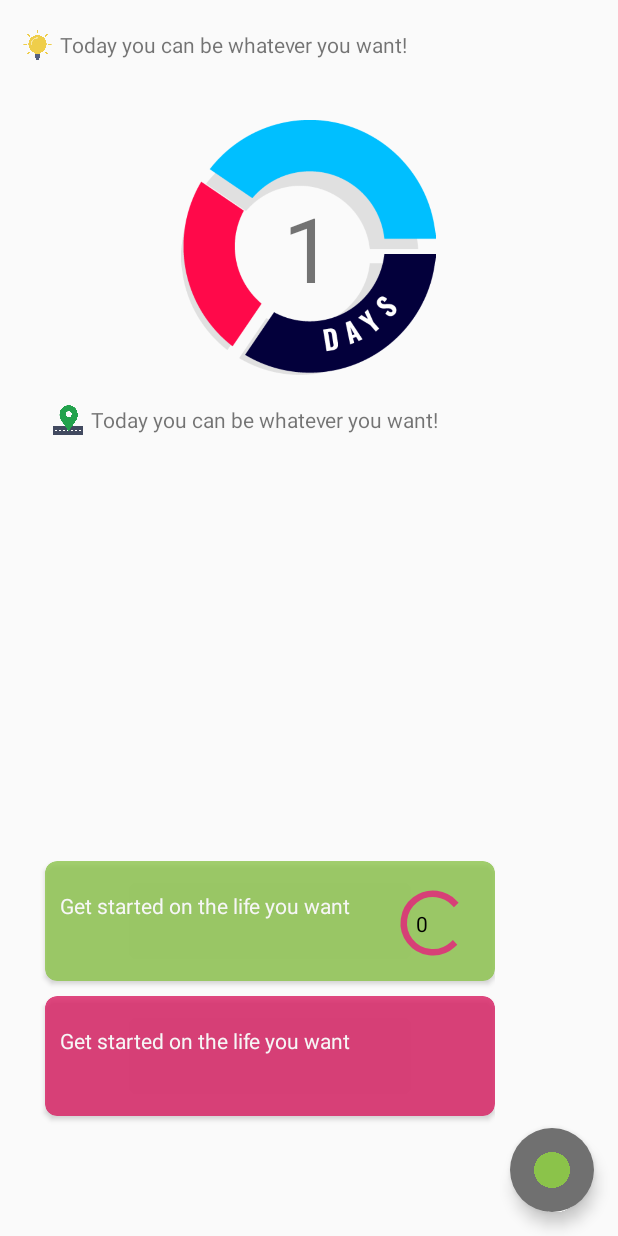
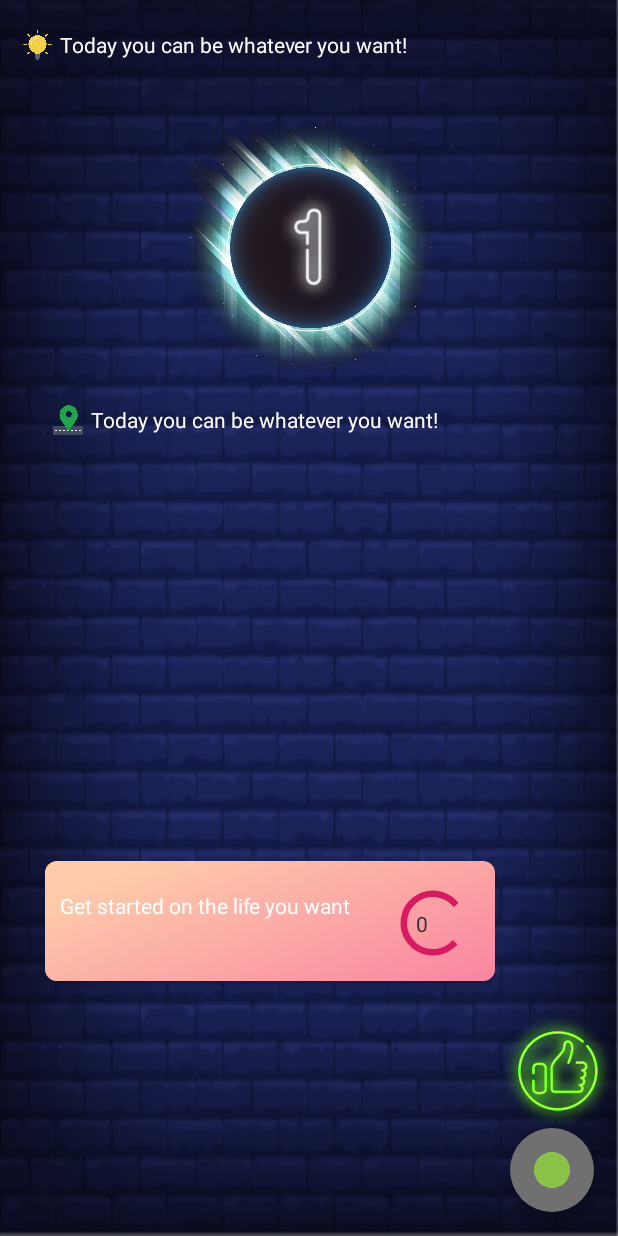
Before and after one commit to bytao7mao/brainrebootapp, an Android app: the layout activity_main.xml on its own in the app's theme, with its tools: preview values and no code run, on a phone screen of 412 x 824 dp. Run offline under Robolectric (Android 15) with nearby library versions, the light colour scheme and no system bars; plain views replace CircularProgressBar; Roboto replaces fonts that are not available here.

Commit message:
worked on night mode

```diff
--- a/app/src/main/res/layout/activity_main.xml
+++ b/app/src/main/res/layout/activity_main.xml
@@ -5,6 +5,7 @@
     android:id="@+id/mylayoutId"
     android:layout_width="match_parent"
     android:layout_height="match_parent"
+    android:background="@drawable/wall"
     tools:context=".MainActivity">
 
     <ImageView
@@ -20,6 +21,7 @@
         android:layout_height="wrap_content"
         android:paddingTop="20dp"
         android:layout_toRightOf="@id/tipImageId"
+        android:textColor="@color/white"
         android:text="Today you can be whatever you want!"/>
 
 
@@ -38,6 +40,14 @@
         android:layout_margin="@dimen/fab_margin"
         android:src="@drawable/plus" />
 
+    <ImageView
+        android:layout_width="80dp"
+        android:layout_height="80dp"
+        android:layout_alignParentBottom="true"
+        android:layout_alignParentRight="true"
+        android:layout_marginBottom="70dp"
+        android:src="@drawable/ok"/>
+
 
     <RelativeLayout
         android:id="@+id/rltvlayout"
@@ -46,16 +56,28 @@
         android:layout_centerHorizontal="true"
         android:layout_marginTop="80dp">
 
+        <!--<ImageView-->
+            <!--android:id="@+id/counterImageId"-->
+            <!--android:layout_width="170dp"-->
+            <!--android:layout_height="170dp"-->
+            <!--android:src="@drawable/conn"/>-->
+
         <ImageView
-            android:id="@+id/counterImageId"
             android:layout_width="170dp"
             android:layout_height="170dp"
-            android:src="@drawable/conn"/>
+            android:layout_centerInParent="true"
+            android:src="@drawable/blackhole"/>
+
+        <ImageView
+            android:layout_width="80dp"
+            android:layout_height="80dp"
+            android:layout_centerInParent="true"
+            android:src="@drawable/oney"/>
 
         <TextView
             android:id="@+id/counterTextId"
-            android:layout_width="wrap_content"
-            android:layout_height="wrap_content"
+            android:layout_width="1dp"
+            android:layout_height="1dp"
             android:layout_centerInParent="true"
             android:textSize="60sp"
             android:text="1" />
@@ -78,11 +100,9 @@
         android:paddingTop="20dp"
         android:paddingLeft="5dp"
         android:layout_marginTop="250dp"
+        android:textColor="@color/white"
         android:layout_toRightOf="@id/targetImageId"
         android:text="Today you can be whatever you want!"/>
-
-
-
 
     <FrameLayout
         android:id="@+id/frameCardId"
@@ -96,14 +116,12 @@
             android:layout_height="80dp"
             android:layout_marginStart="30dp"
             android:layout_marginBottom="60dp"
-            app:cardBackgroundColor="@color/greenColor"
-            android:alpha="0.8"
             app:cardCornerRadius="8dp">
-            <!--<ImageView-->
-                <!--android:layout_width="match_parent"-->
-                <!--android:layout_height="match_parent"-->
-                <!--android:background="@drawable/life"-->
-                <!--android:alpha="0.3"/>-->
+            <ImageView
+                android:layout_width="match_parent"
+                android:layout_height="match_parent"
+                android:background="@drawable/test"
+                android:alpha="0.8"/>
             <TextView
                 android:layout_width="wrap_content"
                 android:layout_height="wrap_content"
@@ -138,39 +156,37 @@
         </android.support.v7.widget.CardView>
     </FrameLayout>
 
-    <FrameLayout
-        android:id="@+id/frameCardId2"
-        android:layout_width="wrap_content"
-        android:layout_height="wrap_content"
-        android:layout_marginBottom="20dp"
-        android:layout_alignParentBottom="true">
-        <android.support.v7.widget.CardView
-            android:id="@+id/progressCardId2"
-            android:layout_width="300dp"
-            android:layout_height="80dp"
-            android:layout_marginStart="30dp"
-            android:layout_marginBottom="60dp"
-            app:cardBackgroundColor="@color/colorAccent"
-            android:alpha="0.8"
-            app:cardCornerRadius="8dp">
+    <!--<FrameLayout-->
+        <!--android:id="@+id/frameCardId2"-->
+        <!--android:layout_width="wrap_content"-->
+        <!--android:layout_height="wrap_content"-->
+        <!--android:layout_marginBottom="20dp"-->
+        <!--android:layout_alignParentBottom="true">-->
+        <!--<android.support.v7.widget.CardView-->
+            <!--android:id="@+id/progressCardId2"-->
+            <!--android:layout_width="300dp"-->
+            <!--android:layout_height="80dp"-->
+            <!--android:layout_marginStart="30dp"-->
+            <!--android:layout_marginBottom="60dp"-->
+            <!--app:cardCornerRadius="8dp">-->
             <!--<ImageView-->
                 <!--android:layout_width="match_parent"-->
                 <!--android:layout_height="match_parent"-->
-                <!--android:background="@color/colorAccent"-->
-                <!--android:alpha="0.3"/>-->
-            <TextView
-                android:layout_width="wrap_content"
-                android:layout_height="wrap_content"
-                android:textColor="@color/white"
-                android:layout_alignTop="@+id/progressCardId"
-                android:layout_marginTop="20dp"
-                android:layout_marginStart="10dp"
-                android:text="Get started on the life you want"/>
+                <!--android:background="@drawable/test2"-->
+                <!--android:alpha="0.8"/>-->
+            <!--<TextView-->
+                <!--android:layout_width="wrap_content"-->
+                <!--android:layout_height="wrap_content"-->
+                <!--android:textColor="@color/white"-->
+                <!--android:layout_alignTop="@+id/progressCardId"-->
+                <!--android:layout_marginTop="20dp"-->
+                <!--android:layout_marginStart="10dp"-->
+                <!--android:text="Get started on the life you want"/>-->
 
 
-        </android.support.v7.widget.CardView>
+        <!--</android.support.v7.widget.CardView>-->
 
-    </FrameLayout>
+    <!--</FrameLayout>-->
     <TextView
         android:id="@+id/txtProgressId"
         android:layout_width="wrap_content"
--- a/app/src/main/res/values/colors.xml
+++ b/app/src/main/res/values/colors.xml
@@ -1,10 +1,10 @@
 <?xml version="1.0" encoding="utf-8"?>
 <resources>
-    <color name="colorPrimary">#FFFFFF</color>
+    <color name="colorPrimary">#FFEB3B</color>
     <color name="colorPrimaryDark">#707070</color>
     <color name="colorAccent">#D81B60</color>
     <color name="greenColor">#8BC34A</color>
     <color name="darky">#43004E</color>
     <color name="white">#FFF</color>
-    <color name="black">#000</color>
+    <color name="black">#313131</color>
 </resources>
```
Also changed, not shown: app/src/main/res/drawable/bk.png (added), app/src/main/res/drawable/blackhole.png (added), app/src/main/res/drawable/card.png (added), app/src/main/res/drawable/ok.png (added), app/src/main/res/drawable/on.png (added), app/src/main/res/drawable/oney.png (added), app/src/main/res/drawable/test.png (added), app/src/main/res/drawable/test2.png (added), app/src/main/res/drawable/wall.png (added), 1 other file.
